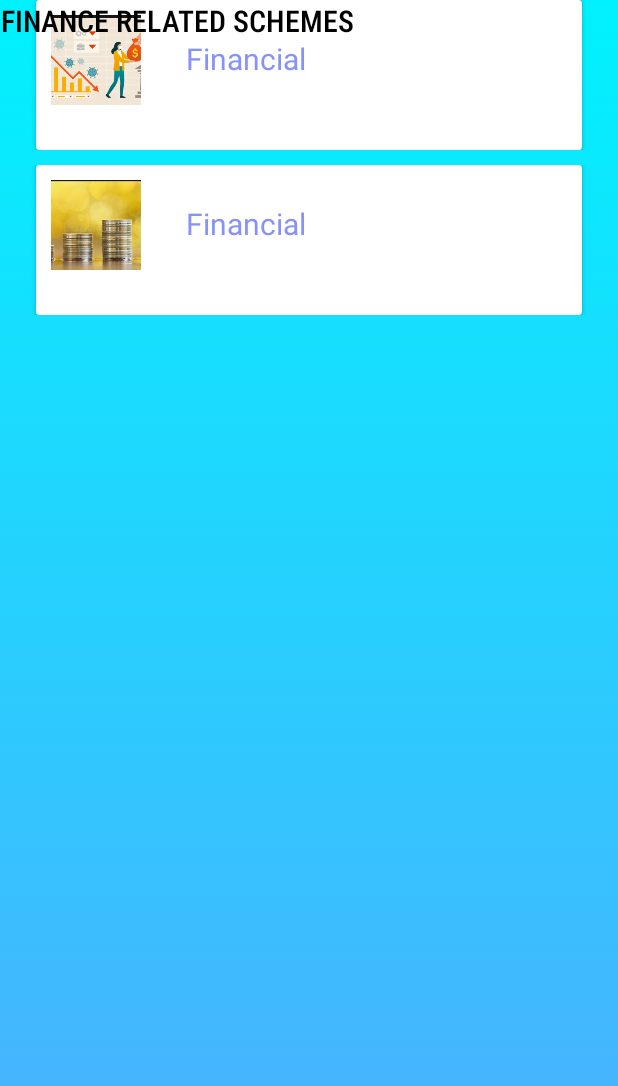
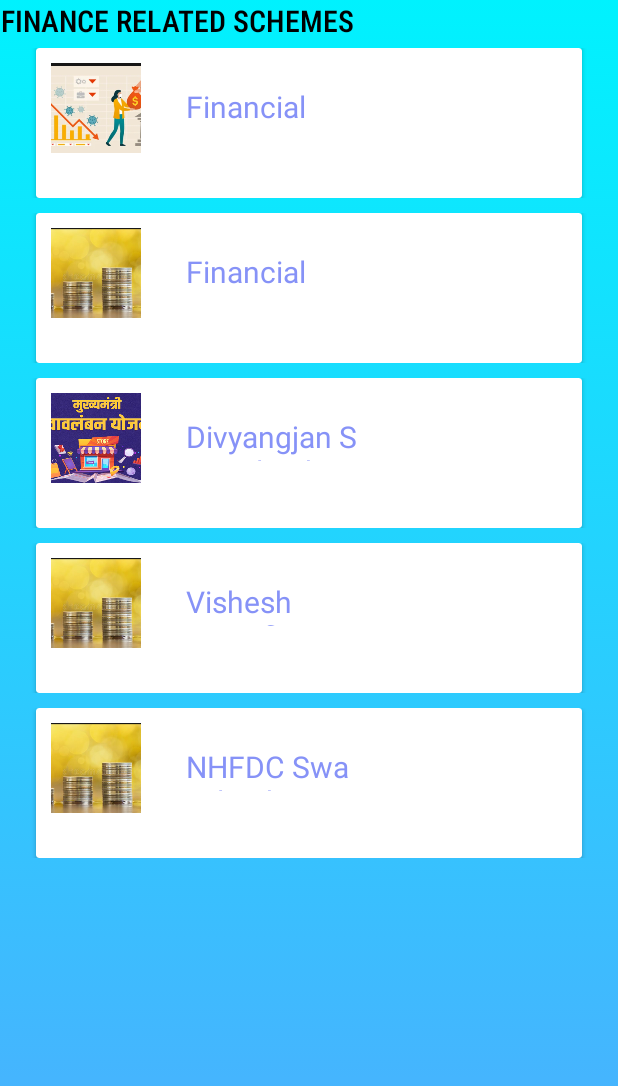
Before and after one commit to chavandhananjayrajendra/DishaS, an Android app: the d1 screen opened directly, with no data from a screen before it, on a phone screen of 412 x 824 dp. Shown: the top 1086 px of the screen. Run offline under Robolectric (Android 15) with nearby library versions, the phone set to English and light mode, and no system bars; our stand-ins replace data binding.

Commit message:
finished project 28-4-2023

```diff
--- a/app/src/main/java/com/example/dishas/DetailedActivity1.java
+++ b/app/src/main/java/com/example/dishas/DetailedActivity1.java
@@ -26,6 +26,7 @@ public class DetailedActivity1 extends AppCompatActivity {
 
         Intent intent  = this.getIntent();
         if(intent!= null){
+
             int name1 = intent.getIntExtra("name",R.string.loanname);
             int category1 = intent.getIntExtra("category",R.string.loancategory);
             int eligibility1 = intent.getIntExtra("eligibility",R.string.loaneligibility);
--- a/app/src/main/java/com/example/dishas/ListAdapter3.java
+++ b/app/src/main/java/com/example/dishas/ListAdapter3.java
@@ -12,7 +12,7 @@ import java.util.ArrayList;
 
 public class ListAdapter3 extends ArrayAdapter<ListData> {
     public ListAdapter3(@NonNull Context context, ArrayList<ListData> dataArrayList) {
-        super(context, R.layout.list_item, dataArrayList);
+        super(context, R.layout.list_item2, dataArrayList);
     }
     @NonNull
     @Override
--- a/app/src/main/java/com/example/dishas/ListData.java
+++ b/app/src/main/java/com/example/dishas/ListData.java
@@ -1,9 +1,12 @@
 package com.example.dishas;
 public class ListData {
+
     int name;
     int category,desc,eligibility,benefits,apply,documents,link;
     int image;
     public ListData(int name, int category, int desc, int eligibility, int benefits,int apply,int documents,int link, int image) {
+
+
         this.name = name;
         this.category = category;
         this.desc = desc;
--- a/app/src/main/java/com/example/dishas/ListData1.java
+++ b/app/src/main/java/com/example/dishas/ListData1.java
@@ -3,9 +3,11 @@ package com.example.dishas;
 public class ListData1 {
 
     int name1;
+
     int category1,desc1,eligibility1,benefits1,apply1,documents1,link1;
     int image1;
-    public ListData1(int name1, int category1, int desc1, int eligibility1, int benefits1,int apply1,int documents1,int link1, int i) {
+    public ListData1(int name1, int category1, int desc1, int eligibility1, int benefits1,int apply1,int documents1,int link1,int image1 ,int i) {
+
         this.name1 = name1;
         this.category1 = category1;
         this.desc1 = desc1;
--- a/app/src/main/java/com/example/dishas/ListData2.java
+++ b/app/src/main/java/com/example/dishas/ListData2.java
@@ -3,9 +3,11 @@ package com.example.dishas;
 public class ListData2 {
 
     int name2;
+
     int category2,desc2,eligibility2,benefits2,apply2,documents2,link2;
     int image2;
-    public ListData2(int name2, int category2, int desc2, int eligibility2, int benefits2,int apply2,int documents2 ,int link2 ,int i) {
+    public ListData2( int name2, int category2, int desc2, int eligibility2, int benefits2,int apply2,int documents2 ,int image2,int link2 ,int i) {
+
         this.name2 = name2;
         this.category2 = category2;
         this.desc2 = desc2;
--- a/app/src/main/java/com/example/dishas/ListData3.java
+++ b/app/src/main/java/com/example/dishas/ListData3.java
@@ -3,9 +3,11 @@ package com.example.dishas;
 public class ListData3 {
 
     int name3;
+
     int category3,desc3,eligibility3,benefits3,apply3,documents3,link3;
     int image3;
-    public ListData3(int name3, int category3, int desc3, int eligibility3, int benefits3,int apply3,int documents3,int link3 ,int i) {
+    public ListData3(int name3, int category3, int desc3, int eligibility3, int benefits3,int apply3,int documents3,int link3 ,int image3,int i) {
+
         this.name3 = name3;
         this.category3 = category3;
         this.desc3 = desc3;
--- a/app/src/main/java/com/example/dishas/ListData4.java
+++ b/app/src/main/java/com/example/dishas/ListData4.java
@@ -5,8 +5,8 @@ public class ListData4 {
     int name4;
     int category4,desc4,eligibility4,benefits4,apply4,documents4,link4;
     int image4;
-    public ListData4(int name4, int category4, int desc4, int eligibility4, int benefits4,int apply4,int documents4,int link4, int i) {
-        this.name4 = name4;
+    public ListData4(int name4, int category4, int desc4, int eligibility4, int benefits4,int apply4,int documents4,int link4,int image4, int i){
+        this. name4 = name4;
         this.category4 = category4;
         this.desc4 = desc4;
         this.eligibility4= eligibility4;
--- a/app/src/main/java/com/example/dishas/ListData5.java
+++ b/app/src/main/java/com/example/dishas/ListData5.java
@@ -5,7 +5,8 @@ public class ListData5 {
     int name5;
     int category5,desc5,eligibility5,benefits5,apply5,documents5;
     int image5;
-    public ListData5(int name5, int category5, int desc5, int eligibility5, int benefits5,int apply5,int documents5, int i) {
+    public ListData5(int name5, int category5, int desc5, int eligibility5, int benefits5,int apply5,int documents5,int image5 ,int i) {
+
         this.name5 = name5;
         this.category5 = category5;
         this.desc5 = desc5;
--- a/app/src/main/java/com/example/dishas/d1.java
+++ b/app/src/main/java/com/example/dishas/d1.java
@@ -25,16 +25,16 @@ public class d1 extends AppCompatActivity {
         super.onCreate(savedInstanceState);
         binding = ActivityD1Binding.inflate(getLayoutInflater());
         setContentView(binding.getRoot());
+        int[] nameList = {R.string.financename,R.string.finance2name,R.string.finance3name,R.string.finance4name,R.string.finance5name};
+        int[] imageList = {R.drawable.finance1, R.drawable.finance2,R.drawable.finance3,R.drawable.finance2,R.drawable.finance2};
+        int[] categoryList = {R.string.financecategory ,R.string.finance2category,R.string.finance3category,R.string.finance4category,R.string.finance5category};
+        int[] eligibilityList = {R.string.financeeligibility,R.string.finance2eligibility,R.string.finance3eligibility,R.string.finance4eligibility,R.string.finance5eligibility};
+        int[] descList = {R.string.financeDesc,R.string.finance2Desc,R.string.finance3Desc,R.string.finance4Desc,R.string.finance5Desc};
+        int[] benefitList ={R.string.financebenefits,R.string.finance2benefits,R.string.finance3benefits,R.string.finance4benefits,R.string.finance5benefits};
+        int[] applyList ={R.string.financeapply,R.string.finance2apply,R.string.finance3apply,R.string.finance4apply,R.string.finance5apply};
+        int[] documentsList = {R.string.financedocuments,R.string.finance2documents,R.string.finance3documents,R.string.finance4documents,R.string.finance5documents};
+        int[] linkList = {R.string.financewithlink,R.string.financewithlink1,R.string.financewithlink1,R.string.financewithlink1,R.string.financewithlink1};
 
-        int[] imageList = {R.drawable.finance1, R.drawable.finance2};
-        int[] categoryList = {R.string.financecategory ,R.string.finance2category};
-        int[] eligibilityList = {R.string.financeeligibility,R.string.finance2eligibility};
-        int[] descList = {R.string.financeDesc,R.string.finance2Desc};
-        int[] benefitList ={R.string.financebenefits,R.string.finance2benefits};
-        int[] applyList ={R.string.financeapply,R.string.finance2apply};
-        int[] documentsList = {R.string.financedocuments,R.string.finance2documents};
-        int[] linkList = {R.string.financewithlink,R.string.financewithlink1};
-        int[] nameList = {R.string.financename,R.string.finance2name};
         for (int i = 0; i < imageList.length; i++){
             listData = new ListData(nameList[i],categoryList[i],eligibilityList[i],descList[i],benefitList[i],applyList[i],documentsList[i],linkList[i],imageList[i]);
             dataArrayList.add(listData);
@@ -46,6 +46,7 @@ public class d1 extends AppCompatActivity {
             @Override
             public void onItemClick(AdapterView<?> adapterView, View view, int i, long l) {
                 Intent intent = new Intent(d1.this, DetailedActivity.class);
+
                 intent.putExtra("name", nameList[i]);
                 intent.putExtra("category",categoryList[i]);
                 intent.putExtra("eligibility",eligibilityList[i]);
--- a/app/src/main/java/com/example/dishas/d4.java
+++ b/app/src/main/java/com/example/dishas/d4.java
@@ -27,6 +27,7 @@ public class d4 extends AppCompatActivity {
         super.onCreate(savedInstanceState);
         binding = ActivityD4Binding.inflate(getLayoutInflater());
         setContentView(binding.getRoot());
+
         int[] name3List = {R.string.homename};
         int[] image3List = {R.drawable.shelter};
         int[] category3List = {R.string.homecategory};
--- a/app/src/main/java/com/example/dishas/d5.java
+++ b/app/src/main/java/com/example/dishas/d5.java
@@ -31,7 +31,7 @@ public class d5 extends AppCompatActivity {
 
         int[] image4List = {R.drawable.marriage};
         int[] category4List = {R.string.marriagecategory};
-        int[] eligibility4List = {R.string.marriageeligibility};
+        int[] eligibility4List = {R.string.marriageeligibility,};
         int[] desc4List = {R.string.marriagedesc};
         int[] benefit4List ={R.string.marriagebenefits};
         int[] apply4List={R.string.marriageapply};
--- a/app/src/main/java/com/example/dishas/d6.java
+++ b/app/src/main/java/com/example/dishas/d6.java
@@ -27,7 +27,6 @@ public class d6 extends AppCompatActivity {
         super.onCreate(savedInstanceState);
         binding = ActivityD6Binding.inflate(getLayoutInflater());
         setContentView(binding.getRoot());
-
         int[] image5List = {R.drawable.pension};
         int[] category5List = {R.string.pensioncategory};
         int[] eligibility5List = {R.string.pensioneligibility};
@@ -50,6 +49,7 @@ public class d6 extends AppCompatActivity {
             @Override
             public void onItemClick(AdapterView<?> adapterView, View view, int i, long l) {
                 Intent intent = new Intent(d6.this, DetailedActivity5.class);
+
                 intent.putExtra("name", name5List[i]);
                 intent.putExtra("category",category5List[i]);
                 intent.putExtra("eligibility",eligibility5List[i]);
--- a/app/src/main/res/layout/activity_d1.xml
+++ b/app/src/main/res/layout/activity_d1.xml
@@ -16,6 +16,7 @@
             android:layout_height="match_parent"
             android:divider="@android:color/transparent"
             android:dividerHeight="10.0sp"
+            android:layout_marginTop="32dp"
 
             android:scrollbars="vertical"
             tools:layout_editor_absoluteX="0dp"
--- a/app/src/main/res/layout/activity_splash.xml
+++ b/app/src/main/res/layout/activity_splash.xml
@@ -5,6 +5,6 @@
     android:layout_width="match_parent"
     android:layout_height="match_parent"
     tools:context=".SplashActivity"
-    android:background="@drawable/splash">
+    android:background="@drawable/splash2">
 
 </androidx.constraintlayout.widget.ConstraintLayout>
--- a/app/src/main/res/layout/activity_start.xml
+++ b/app/src/main/res/layout/activity_start.xml
@@ -8,15 +8,18 @@
     android:gravity="center"
     tools:context=".StartActivity"
     android:orientation="vertical"
+
     >
+
+
     <pl.droidsonroids.gif.GifImageView
-        android:layout_width="400dp"
-        android:layout_height="300dp"
+        android:layout_width="278dp"
+        android:layout_height="222dp"
+        android:layout_marginTop="90sp"
         android:src="@drawable/modi"
         app:layout_constraintEnd_toEndOf="parent"
         app:layout_constraintStart_toStartOf="parent"
         app:layout_constraintTop_toTopOf="parent"
-
 
 
         />
--- a/app/src/main/res/values/strings.xml
+++ b/app/src/main/res/values/strings.xml
@@ -2,6 +2,7 @@
     <string name="app_name">dishass</string>
 
     // Financial assistance for disabled person
+
     <string name="financename">Financial Assistance for disabled person </string>
     <string name="financecategory">Visually impaired, hearing impaired, orthopedically handicapped</string>
     <string name="financeDesc">Assistance for purchase of appliances to disabled persons as per their age group and disability she will get married incentive</string>
@@ -26,8 +27,7 @@
 
 </string>
 
-
-    //Financial assistance to self-employed for train disabled person
+ //
     <string name="finance2name">Financial Assistance to Self-Employment for Trained Disabled Persons</string>
     <string name="finance2category">Visually handicapped, Low vision, hearing impaired, and orthopedically handicapped
 </string>
@@ -37,21 +37,111 @@
 3.Applicant should have minimum 40% disability.
 3.Applicant should be Domicile in Maharashtra.
 4.Applicant should submit their proposal with proposed project cost.
+</string>
+    <string name="finance2benefits">The State Government of Maharashtra has provided financial assistance of Rs. 1000/- for purchase of total kits/ equipments to start their own business .
+</string>
+    <string name="finance2apply">Application in prescribed format attached with necessary documents
+</string>
+    <string name="finance2documents">Proof of Disability,Domicile Certificate
+</string>
+
+    // Divyangjan Swavalamban Yojana :
+    <string name="finance3name">Divyangjan Swavalamban Yojana</string>
+    <string name="finance3category">NHFDC provides financial assistance in terms of loan to Persons
+ with Disabilities for starting any activity contributing directly
+ or indirectly in the income generation or helping PwD in their overall process
+of empowerment through implementing agencies throughout the country including West Bengal.
+</string>
+    <string name="finance3Desc">The main objective of the Scheme is to assist the needy disabled persons by providing concessional loan for economic and overall empowerment.</string>
+    <string name="finance3eligibility">Any Indian citizen with 40% or more disability and age above 18 years can apply for loan under NHFDC scheme for self employment.
+The age criteria would not be required for educational loans.
 
 </string>
-    <string name="finance2benefits">The State Government of Maharashtra has provided financial assistance of Rs. 1000/- for purchase of total kits/ equipments to start their own business .
+    <string name="finance3benefits">NHFDC provides maximum loan upto 50.0 lakh to Persons with disabilities for self-employment activity at the rate of interest 5-9% p.a.
+(A rebate of 1% in interest will be allowed to women with disabilities/persons with disabilities other than OH in self employment loans of upto Rs.50,000/-).
 
 
 
 </string>
-    <string name="finance2apply">Application in prescribed format attached with necessary documents
+    <string name="finance3apply">Application in the prescribed format is to be submitted to the implementing agency for sanction of loan as per procedure and general terms and conditions as laid down, from time to time, by National Handicapped Finance and Development Corporation.
+Rights of NHFDC : In case of any dispute, decision of the CMD, NHFDC will be final and binding
+Other Terms and Conditions : Other terms and conditions for the Scheme will be as per the guidelines issued by NHFDC for credit based funding schemes.
 </string>
-    <string name="finance2documents">Proof of Disability,Domicile Certificate
+    <string name="finance3documents">Proof of Disability,Domicile Certificate
+        for more references, visit: nhfdc.nic.in
+</string>
+
+    //
+
+    <string name="finance4name">Vishesh Microfinance Yojana (VMY)  </string>
+    <string name="finance4category">Under this scheme NHFDC provides prompt and need based finance for the target group and activities at reasonable rate of interest through NBFC - MFI, Section-8-MFI, and NGO-MFI, SHG Federations, state Government Missions and other state level \
+
+organizations to pursue small/micro business and development activities.</string>
+    <string name="finance4Desc">To provide prompt and need based finance for the target group and activities at reasonable
+rate of interest through NBFC- MFI, Section-8-MFI, and NGO-MFI, SHG Federations, state
+Government Missions and other state level organizations to pursue small/micro business and
+developmental activities.</string>
+    <string name="finance4eligibility">Eligibility norms as followed by SIDBI or NABARD from time to time, for such categories of
+microfinance lending organizations, would be followed.
+The eligibility norms shall be deliberated and recommended by the Loan Screening
+Committee of the NHFDC based on the prevailing eligibility norms of the SIDBI or NABARD.
+
+
+</string>
+    <string name="finance4benefits">Uniform Interest of 12.50% p.a. be prescribed for all PwDs doing away with gender based
+interest rate.
+Correspondingly, the rate of interest for lending by NHFDC would be 4.50% p.a. with margin
+upto 8.00% for the partner agency.</string>
+    <string name="finance4apply">Application in prescribed form attach with necessary documents.Ref website:
+https://mahabharti.in/yojana/vishesh-microfinance-yojana/
+nhfdc.nic.in
+
+
+
+</string>
+    <string name="finance4documents">Ref website:
+https://mahabharti.in/yojana/vishesh-microfinance-yojana/
+nhfdc.nic.in
+
+
+</string>
+//
+    <string name="financescheme5">Scheme 5 </string>
+    <string name="finance5name">NHFDC Swavalamban Kendra (NSK) </string>
+    <string name="finance5category">Under this scheme NHFDC provides prompt and need based finance for the target group and activities at reasonable rate of interest through NBFC - MFI, Section-8-MFI, and NGO-MFI, SHG Federations, state Government Missions and other state level \
+
+organizations to pursue small/micro business and development activities.</string>
+    <string name="finance5Desc">To provide prompt and need based finance for the target group and activities at reasonable
+rate of interest through NBFC- MFI, Section-8-MFI, and NGO-MFI, SHG Federations, state
+Government Missions and other state level organizations to pursue small/micro business and
+developmental activities.</string>
+    <string name="finance5eligibility">Each NSK is established at a capital cost of around Rs. 12 lakhs by PwD entrepreneurs with the help of 100% financing from NHFDC. These NSKs will be used as mini incubation centers with hands on skilling on the locally relevant and viable businesses to train the PwDs for self-employment opportunities in and around their localities.
+
+
+</string>
+    <string name="finance5benefits">Uniform Interest of 12.50% p.a. be prescribed for all PwDs doing away with gender based
+interest rate.
+Correspondingly, the rate of interest for lending by NHFDC would be 4.50% p.a. with margin
+upto 8.00% for the partner agency.</string>
+    <string name="finance5apply">Application in prescribed form attach with necessary documents.Ref website:
+https://mahabharti.in/yojana//
+nhfdc.nic.in
+
+
+
+</string>
+    <string name="finance5documents">Ref website:
+https://mahabharti.in/yojana/swavalamban-kendra-yojana/
+nhfdc.nic.in
+
 
 </string>
 
 
+
     // Loan Scheme
+    <string name="loanscheme">Scheme 1 </string>
+
     <string name="loanname">Term Loan
 /Education Loan
 /Micro Credit Scheme
@@ -75,6 +165,7 @@
 
 </string>
     //education through government institute
+    <string name="educationscheme">Scheme 1 </string>
 
     <string name="educationname">Special education through government institute</string>
     <string name="educationcategory">
@@ -98,6 +189,8 @@ Visually impaired, hearing impaired, orthopedically handicapped</string>
 
 </string>
     //Special school for disabled
+    <string name="educationscheme2">Scheme 2 </string>
+
     <string name="education2nname">Special school for disabled</string>
     <string name="education2category">
 Visually impaired, hearing impaired, orthopedically handicapped</string>
@@ -120,7 +213,8 @@ Visually impaired, hearing impaired, orthopedically handicapped</string>
 
 
 </string>
-
+    <string name="educationscheme3">Scheme 3 </string>
+1
 <string name="education3name"> Sahyogi </string>
     <string name="education3category">Any Category Disabled</string>
     <string name="education3desc">This scheme aims at setting up Caregiver Cells (CGCs) to provide training and create a skilled
@@ -154,6 +248,8 @@ OR
 
 
 </string>
+    <string name="homescheme">Scheme 1 </string>
+
     <string name="homename">Homes for intellectually impaired person</string>
     <string name="homecategory">
 Mentally disabled children who are in need of care and protection</string>
@@ -174,6 +270,9 @@ Mentally disabled children who are in need of care and protection</string>
 
 
 </string>
+
+    <string name="marriagescheme">Scheme 1 </string>
+
     <string name="marriagename">Matrimonialincentives</string>
     <string name="marriagecategory">1. Either wife or husband of the couple should be disabled
 2. Applicant should have minimum 40% disability
@@ -198,7 +297,17 @@ Mentally disabled children who are in need of care and protection</string>
     <string name="marriagedocuments">Age proof
 
 
+
+
+
 </string>
+
+
+    //
+
+
+    <string name="pensionscheme">Scheme 1 </string>
+
     <string name="pensionnname">Indira Gandhi National Pension Scheme
 Visually impaired, hearing impaired, orthopedically handicapped</string>
     <string name="pensioncategory">
@@ -224,6 +333,7 @@ All category disabled person</string>
         receive ₹200 per month under the scheme. He or she also receive ₹400 per month under state sponsored Sanjay Gandhi niradhar anudan yojna
 
 </string>
+
 
     <string
         name="financewithlink"><a href="https://sjsa.maharashtra.gov.in/en/scheme-category/disability-welfare">Tap here to open Link</a></string>
```
Also changed, not shown: app/src/main/res/drawable-v24/finance3.png (added), app/src/main/res/drawable-v24/splash2.png (added).
